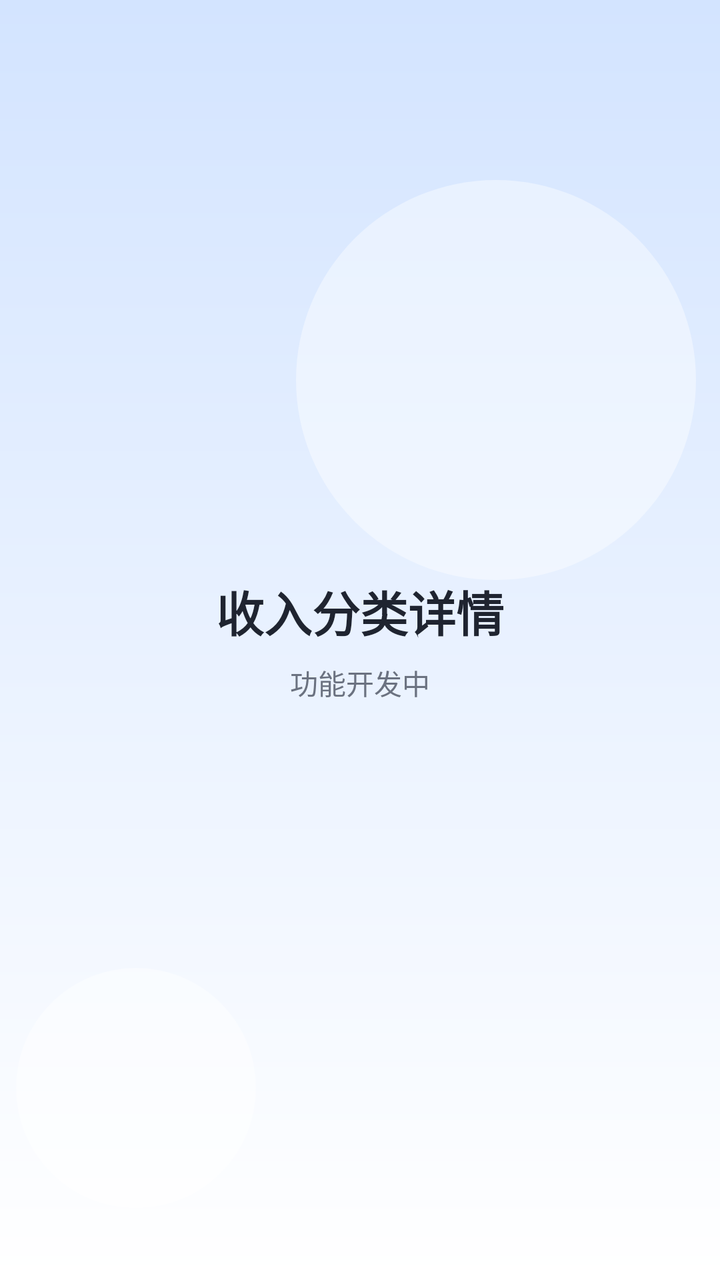
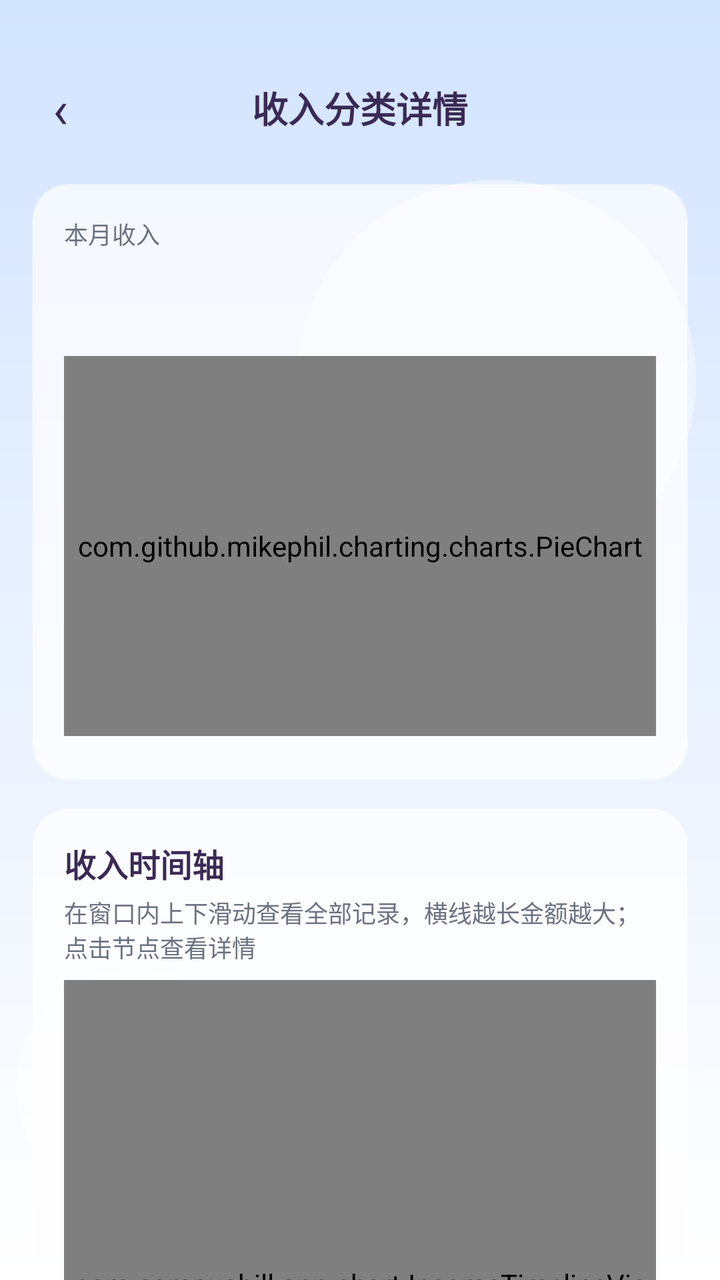

Compare the two renders of this Android layout. The source of the first and the diff that turns it into the second are given below.
<!-- AndroidManifest.xml: application theme Theme.StudentBill -->
<!-- res/layout/activity_income_detail.xml -->
<?xml version="1.0" encoding="utf-8"?>
<LinearLayout xmlns:android="http://schemas.android.com/apk/res/android"
    android:layout_width="match_parent"
    android:layout_height="match_parent"
    android:background="@drawable/bg_page_gradient"
    android:gravity="center"
    android:orientation="vertical"
    android:padding="@dimen/page_padding">

    <TextView
        android:layout_width="wrap_content"
        android:layout_height="wrap_content"
        android:text="@string/income_detail_title"
        android:textColor="@color/text_primary"
        android:textSize="@dimen/text_title"
        android:textStyle="bold" />

    <TextView
        android:layout_width="wrap_content"
        android:layout_height="wrap_content"
        android:layout_marginTop="@dimen/space_sm"
        android:text="@string/placeholder_developing"
        android:textColor="@color/text_secondary"
        android:textSize="@dimen/text_body" />

</LinearLayout>
<!-- resources referenced by this layout -->
<resources>
  <color name="text_primary">#1F2430</color>
  <color name="text_secondary">#6B7280</color>
  <dimen name="page_padding">16dp</dimen>
  <dimen name="space_sm">8dp</dimen>
  <dimen name="text_body">14sp</dimen>
  <dimen name="text_title">24sp</dimen>
  <!-- drawable bg_page_gradient (drawable) -->
  <?xml version="1.0" encoding="utf-8"?>
  <layer-list xmlns:android="http://schemas.android.com/apk/res/android">
  
      
      <item>
          <shape android:shape="rectangle">
              <gradient
                  android:angle="270"
                  android:endColor="@color/bg_card"
                  android:startColor="@color/page_blue" />
          </shape>
      </item>
  
      
      <item
          android:width="200dp"
          android:height="200dp"
          android:gravity="top|end"
          android:right="12dp"
          android:top="90dp">
          <shape android:shape="oval">
              <solid android:color="@color/page_bubble" />
          </shape>
      </item>
  
      <item
          android:width="120dp"
          android:height="120dp"
          android:gravity="bottom|start"
          android:bottom="36dp"
          android:left="8dp">
          <shape android:shape="oval">
              <solid android:color="@color/page_bubble" />
          </shape>
      </item>
  
  </layer-list>
  <string name="income_detail_title">收入分类详情</string>
  <string name="placeholder_developing">功能开发中</string>
  <style name="Theme.StudentBill" parent="Theme.AppCompat.Light.NoActionBar">
          <item name="colorPrimary">@color/color_primary</item>
          <item name="colorPrimaryDark">@color/color_primary_dark</item>
          <item name="colorAccent">@color/color_primary</item>
          <item name="android:windowLightStatusBar">true</item>
          <item name="android:statusBarColor">@color/page_blue</item>
          <item name="android:navigationBarColor">@color/bg_card</item>
          <item name="android:windowBackground">@drawable/bg_page_gradient</item>
          <item name="android:textColorPrimary">@color/text_primary</item>
          <item name="android:textColorSecondary">@color/text_secondary</item>
      </style>
  <color name="bg_card">#FFFFFF</color>
  <color name="page_blue">#D3E4FF</color>
  <color name="page_bubble">#66FFFFFF</color>
  <color name="color_primary">#2F6FED</color>
  <color name="color_primary_dark">#1E4FBD</color>
</resources>

<!-- the commit's change to res/layout/activity_income_detail.xml (unified diff, before → after) -->
@@ -3,24 +3,179 @@
     android:layout_width="match_parent"
     android:layout_height="match_parent"
     android:background="@drawable/bg_page_gradient"
-    android:gravity="center"
-    android:orientation="vertical"
-    android:padding="@dimen/page_padding">
+    android:orientation="vertical">
 
-    <TextView
-        android:layout_width="wrap_content"
+    
+    <LinearLayout
+        android:layout_width="match_parent"
         android:layout_height="wrap_content"
-        android:text="@string/income_detail_title"
-        android:textColor="@color/text_primary"
-        android:textSize="@dimen/text_title"
-        android:textStyle="bold" />
+        android:gravity="center_vertical"
+        android:orientation="horizontal"
+        android:paddingStart="8dp"
+        android:paddingTop="32dp"
+        android:paddingEnd="8dp"
+        android:paddingBottom="8dp">
 
-    <TextView
-        android:layout_width="wrap_content"
-        android:layout_height="wrap_content"
-        android:layout_marginTop="@dimen/space_sm"
-        android:text="@string/placeholder_developing"
-        android:textColor="@color/text_secondary"
-        android:textSize="@dimen/text_body" />
+        <TextView
+            android:id="@+id/btnBack"
+            android:layout_width="44dp"
+            android:layout_height="44dp"
+            android:background="?attr/selectableItemBackgroundBorderless"
+            android:clickable="true"
+            android:focusable="true"
+            android:gravity="center"
+            android:text="@string/chat_back"
+            android:textColor="@color/candy_ink"
+            android:textSize="26sp" />
+
+        <TextView
+            android:id="@+id/tvTitle"
+            android:layout_width="0dp"
+            android:layout_height="wrap_content"
+            android:layout_weight="1"
+            android:gravity="center"
+            android:text="@string/income_detail_title"
+            android:textColor="@color/candy_ink"
+            android:textSize="18sp"
+            android:textStyle="bold" />
+
+        <View
+            android:layout_width="44dp"
+            android:layout_height="44dp" />
+
+    </LinearLayout>
+
+    <androidx.core.widget.NestedScrollView
+        android:layout_width="match_parent"
+        android:layout_height="0dp"
+        android:layout_weight="1"
+        android:clipToPadding="false"
+        android:paddingStart="16dp"
+        android:paddingTop="8dp"
+        android:paddingEnd="16dp"
+        android:paddingBottom="20dp">
+
+        <LinearLayout
+            android:layout_width="match_parent"
+            android:layout_height="wrap_content"
+            android:orientation="vertical">
+
+            
+            <LinearLayout
+                android:layout_width="match_parent"
+                android:layout_height="wrap_content"
+                android:background="@drawable/bg_candy_glass"
+                android:elevation="2dp"
+                android:orientation="vertical"
+                android:padding="16dp">
+
+                <LinearLayout
+                    android:layout_width="match_parent"
+                    android:layout_height="wrap_content"
+                    android:gravity="center_vertical"
+                    android:orientation="horizontal">
+
+                    <TextView
+                        android:id="@+id/tvTotalLabel"
+                        android:layout_width="0dp"
+                        android:layout_height="wrap_content"
+                        android:layout_weight="1"
+                        android:text="@string/income_month_total"
+                        android:textColor="@color/text_secondary"
+                        android:textSize="@dimen/text_caption" />
+
+                    <TextView
+                        android:id="@+id/tvMonthLabel"
+                        android:layout_width="wrap_content"
+                        android:layout_height="wrap_content"
+                        android:textColor="@color/text_secondary"
+                        android:textSize="@dimen/text_caption" />
+
+                </LinearLayout>
+
+                <TextView
+                    android:id="@+id/tvTotalIncome"
+                    android:layout_width="wrap_content"
+                    android:layout_height="wrap_content"
+                    android:layout_marginTop="4dp"
+                    android:textColor="@color/candy_ink"
+                    android:textSize="30sp"
+                    android:textStyle="bold" />
+
+                <com.github.mikephil.charting.charts.PieChart
+                    android:id="@+id/chartIncomePie"
+                    android:layout_width="match_parent"
+                    android:layout_height="190dp"
+                    android:layout_marginTop="8dp" />
+
+                <LinearLayout
+                    android:id="@+id/legendContainer"
+                    android:layout_width="match_parent"
+                    android:layout_height="wrap_content"
+                    android:layout_marginTop="6dp"
+                    android:orientation="vertical" />
+
+                <TextView
+                    android:id="@+id/tvEmptyPie"
+                    android:layout_width="match_parent"
+                    android:layout_height="wrap_content"
+                    android:gravity="center"
+                    android:paddingTop="24dp"
+                    android:paddingBottom="24dp"
+                    android:text="@string/income_empty"
+                    android:textColor="@color/text_hint"
+                    android:textSize="@dimen/text_caption"
+                    android:visibility="gone" />
+
+            </LinearLayout>
+
+            
+            <LinearLayout
+                android:layout_width="match_parent"
+                android:layout_height="wrap_content"
+                android:layout_marginTop="14dp"
+                android:background="@drawable/bg_candy_glass"
+                android:elevation="2dp"
+                android:orientation="vertical"
+                android:padding="16dp">
+
+                <TextView
+                    android:id="@+id/tvTimelineTitle"
+                    android:layout_width="wrap_content"
+                    android:layout_height="wrap_content"
+                    android:text="@string/income_timeline_title"
+                    android:textColor="@color/candy_ink"
+                    android:textSize="16sp"
+                    android:textStyle="bold" />
+
+                <TextView
+                    android:layout_width="match_parent"
+                    android:layout_height="wrap_content"
+                    android:layout_marginTop="4dp"
+                    android:text="@string/income_timeline_hint"
+                    android:textColor="@color/text_secondary"
+                    android:textSize="@dimen/text_caption" />
+
+                
+                <androidx.core.widget.NestedScrollView
+                    android:layout_width="match_parent"
+                    android:layout_height="320dp"
+                    android:layout_marginTop="8dp"
+                    android:clipToPadding="false"
+                    android:fillViewport="true"
+                    android:scrollbars="none">
+
+                    <com.campusbill.app.chart.IncomeTimelineView
+                        android:id="@+id/timelineIncome"
+                        android:layout_width="match_parent"
+                        android:layout_height="wrap_content" />
+
+                </androidx.core.widget.NestedScrollView>
+
+            </LinearLayout>
+
+        </LinearLayout>
+
+    </androidx.core.widget.NestedScrollView>
 
 </LinearLayout>
<!-- resource entries referenced after the edit -->
@@ -1,11 +1,20 @@
 <!-- resources referenced by this layout -->
 <resources>
+  <color name="candy_ink">#3A2A55</color>
+  <color name="text_hint">#9AA3AF</color>
   <color name="text_primary">#1F2430</color>
   <color name="text_secondary">#6B7280</color>
-  <dimen name="page_padding">16dp</dimen>
-  <dimen name="space_sm">8dp</dimen>
-  <dimen name="text_body">14sp</dimen>
-  <dimen name="text_title">24sp</dimen>
+  <dimen name="text_caption">12sp</dimen>
+  <!-- drawable bg_candy_glass (drawable) -->
+  <?xml version="1.0" encoding="utf-8"?>
+  <shape xmlns:android="http://schemas.android.com/apk/res/android"
+      android:shape="rectangle">
+      <solid android:color="@color/candy_glass" />
+      <corners android:radius="18dp" />
+      <stroke
+          android:width="1dp"
+          android:color="@color/candy_line" />
+  </shape>
   <!-- drawable bg_page_gradient (drawable) -->
   <?xml version="1.0" encoding="utf-8"?>
   <layer-list xmlns:android="http://schemas.android.com/apk/res/android">
@@ -44,8 +53,12 @@
       </item>
   
   </layer-list>
+  <string name="chat_back">‹</string>
   <string name="income_detail_title">收入分类详情</string>
-  <string name="placeholder_developing">功能开发中</string>
+  <string name="income_empty">暂无收入记录</string>
+  <string name="income_month_total">本月收入</string>
+  <string name="income_timeline_hint">在窗口内上下滑动查看全部记录，横线越长金额越大；点击节点查看详情</string>
+  <string name="income_timeline_title">收入时间轴</string>
   <style name="Theme.StudentBill" parent="Theme.AppCompat.Light.NoActionBar">
           <item name="colorPrimary">@color/color_primary</item>
           <item name="colorPrimaryDark">@color/color_primary_dark</item>
@@ -57,6 +70,8 @@
           <item name="android:textColorPrimary">@color/text_primary</item>
           <item name="android:textColorSecondary">@color/text_secondary</item>
       </style>
+  <color name="candy_glass">#B8FFFFFF</color>
+  <color name="candy_line">#59FFFFFF</color>
   <color name="bg_card">#FFFFFF</color>
   <color name="page_blue">#D3E4FF</color>
   <color name="page_bubble">#66FFFFFF</color>
